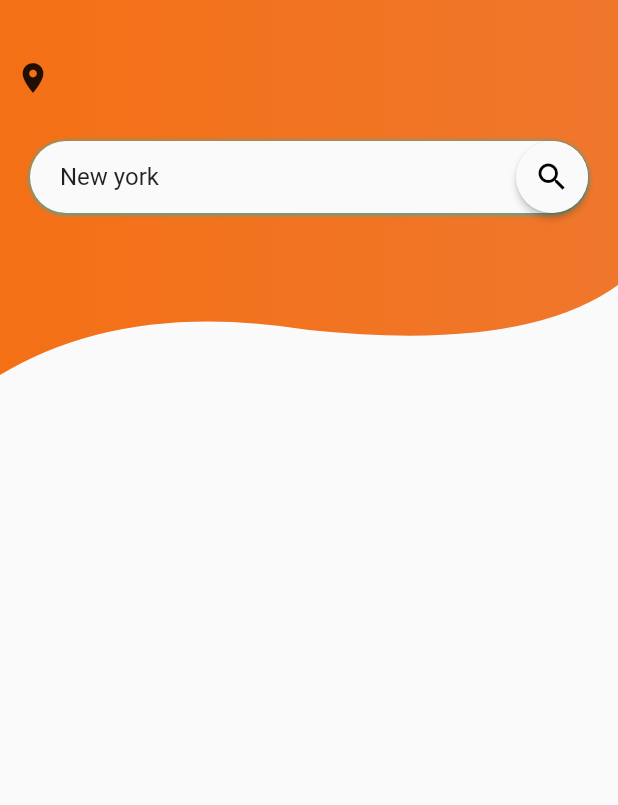
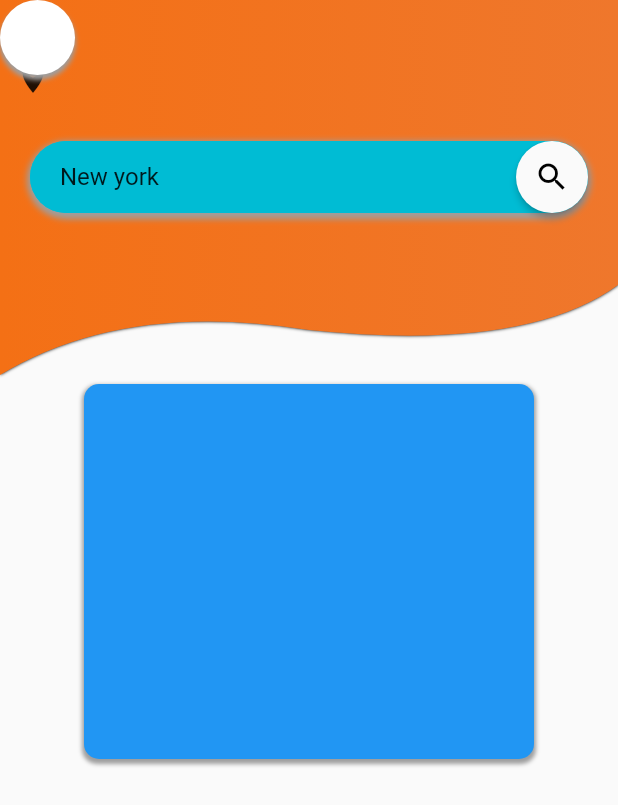
Before and after one commit to takmilul/Flutter-Demo, a Flutter app: the DefaultPage screen opened by its route, on a phone screen of 412 x 824 dp. Shown: the top 805 px of the screen. Run offline on Flutter 3.47's test engine with Material 2 defaults, Android fonts, the phone set to English and light mode, and no system bars; our stand-ins replace fluttertoast, toast.

Commit message:
fourth commit

```diff
--- /dev/null
+++ b/lib/custom_shape/clip_shadow_path.dart
@@ -0,0 +1,47 @@
+import 'package:flutter/material.dart';
+
+@immutable
+class ClipShadowPath extends StatelessWidget {
+  final Shadow shadow;
+  final CustomClipper<Path> clipper;
+  final Widget child;
+
+  ClipShadowPath({
+    @required this.shadow,
+    @required this.clipper,
+    @required this.child,
+  });
+
+  @override
+  Widget build(BuildContext context) {
+    return CustomPaint(
+      painter: _ClipShadowShadowPainter(
+        clipper: this.clipper,
+        shadow: this.shadow,
+      ),
+      child: ClipPath(child: child, clipper: this.clipper),
+    );
+  }
+}
+
+class _ClipShadowShadowPainter extends CustomPainter {
+  final Shadow shadow;
+  final CustomClipper<Path> clipper;
+
+  _ClipShadowShadowPainter({
+    @required this.shadow,
+    @required this.clipper,
+  });
+
+  @override
+  void paint(Canvas canvas, Size size) {
+    var paint = shadow.toPaint();
+    var clipPath = clipper.getClip(size).shift(shadow.offset);
+    canvas.drawPath(clipPath, paint);
+  }
+
+  @override
+  bool shouldRepaint(CustomPainter oldDelegate) {
+    return true;
+  }
+}
--- a/lib/pages/auth_page.dart
+++ b/lib/pages/auth_page.dart
@@ -40,7 +40,8 @@ class AuthPage extends StatelessWidget {
                   RaisedButton(
                       child: Text("Login"),
                       onPressed: () => Navigator.pushReplacementNamed(
-                          context, ProductPage.routeName)),
+                          context, ProductPage.routeName),
+                  ),
                 ],
               ),
             ),
--- a/lib/pages/custom_shape_clipper.dart
+++ b/lib/pages/custom_shape_clipper.dart
@@ -5,8 +5,6 @@ class CustomShapeClipper extends CustomClipper<Path>{
   Path getClip(Size size) {
     final Path path = Path();
     path.lineTo(0.0, size.height);
-
-    print("Size - Height: ${size.height.toString()}, Weight: ${size.width.toString()}");
 
     var firstControlPoint = Offset(size.width * 0.20 , size.height -50);
     var firstEndPoint = Offset(size.width * 0.5, size.height - 30);
--- a/lib/pages/default_page.dart
+++ b/lib/pages/default_page.dart
@@ -1,8 +1,11 @@
 import 'package:flutter/material.dart';
+import 'package:flutter_app/custom_shape/clip_shadow_path.dart';
+
 import 'custom_shape_clipper.dart';
 
 class DefaultPage extends StatefulWidget {
 //  static const String routeName = '/';
+
   static const String routeName = '/defaultPage';
 
   @override
@@ -15,7 +18,14 @@ class _MyDefaultPageState extends State<DefaultPage> {
   @override
   Widget build(BuildContext context) {
     return Scaffold(
-      body: ClipPath(
+      body: SingleChildScrollView(
+        padding: EdgeInsets.only(bottom: 20.0),
+        child: Column(
+          children: <Widget>[
+            Stack(
+              children: <Widget>[
+                ClipShadowPath(
+                  shadow: Shadow(blurRadius: 1.0),
                   clipper: CustomShapeClipper(),
                   child: Container(
                     height: 250.0,
@@ -43,21 +53,26 @@ class _MyDefaultPageState extends State<DefaultPage> {
                         Container(
                           width: MediaQuery.of(context).size.width,
                           margin: EdgeInsets.all(20.0),
-                decoration: BoxDecoration(borderRadius: BorderRadius.circular(30.0),
+                          decoration: BoxDecoration(
+                            color: Colors.cyan,
+                            borderRadius: BorderRadius.circular(30.0),
                             boxShadow: [
                               BoxShadow(
-                      color: Colors.cyan,
-                      offset: Offset(0, 0.5),
-                      blurRadius: 2.0,
+                                color: Colors.grey,
+                                offset: Offset(0.0, 2.0),
+                                blurRadius: 3.0,
+                                spreadRadius: 2.0,
                               ),
                             ],
                           ),
                           child: Material(
                             //shadowColor: Colors.cyan,
                             //elevation: 4.0,
+                            color: Colors.cyan,
                             borderRadius: BorderRadius.circular(30.0),
                             child: TextField(
-                    controller: TextEditingController(text: 'New york'),
+                              controller:
+                                  TextEditingController(text: 'New york'),
                               decoration: InputDecoration(
                                 //labelText: 'Location',
                                 border: InputBorder.none,
@@ -67,17 +82,21 @@ class _MyDefaultPageState extends State<DefaultPage> {
                                   horizontal: 20.0,
                                   vertical: 14.0,
                                 ),
-                      suffixIcon: InkWell(
-                        onTap: () {
-                          print("0000000000000");
-                        },
-                        child: Material(
+                                suffixIcon: Material(
                                   elevation: 2.0,
                                   borderRadius: BorderRadius.circular(30.0),
+                                  child: InkWell(
+                                    child: Container(
+                                      height: 30.0,
+                                      width: 30.0,
                                       child: Icon(
                                         Icons.search,
                                         color: Colors.black,
                                       ),
+                                    ),
+                                    onTap: () {
+                                      print("0000000000000");
+                                    },
                                   ),
                                 ),
                               ),
@@ -88,6 +107,64 @@ class _MyDefaultPageState extends State<DefaultPage> {
                     ),
                   ),
                 ),
+                Container(
+                  height: 50.0,
+                  width: 50.0,
+                  child: Center(),
+                  decoration: BoxDecoration(
+                    shape: BoxShape.circle,
+                    color: Colors.white,
+                    boxShadow: [
+                      BoxShadow(
+                        color: Colors.grey,
+                        blurRadius: 2.0,
+                        spreadRadius: 0.5,
+                        offset: Offset(0.0, 3.0),
+                      ),
+                    ],
+                  ),
+                ),
+              ],
+            ),
+            SizedBox(
+              height: 6.0,
+            ),
+            Container(
+              padding: EdgeInsets.all(10.0),
+              width: 300.0,
+              height: 250.0,
+              decoration: BoxDecoration(
+                color: Colors.blue,
+                shape: BoxShape.rectangle,
+                borderRadius: BorderRadius.circular(10.0),
+                boxShadow: [
+                  BoxShadow(
+                    color: Colors.grey,
+                    blurRadius: 1.5,
+                    spreadRadius: 0.8,
+                    offset: Offset(0.0, 2.0),
+                  ),
+                ],
+              ),
+            ),
+          ],
+        ),
+      ),
     );
   }
 }
+
+class ClipShadowPainter extends CustomPainter {
+  @override
+  void paint(Canvas canvas, Size size) {
+    var shadow = Shadow(blurRadius: 4.0);
+    var paint = shadow.toPaint();
+    var clipPath = CustomShapeClipper().getClip(size).shift(shadow.offset);
+    canvas.drawPath(clipPath, paint);
+  }
+
+  @override
+  bool shouldRepaint(CustomPainter oldDelegate) {
+    return true;
+  }
+}
--- a/lib/pages/product_page.dart
+++ b/lib/pages/product_page.dart
@@ -1,5 +1,6 @@
 import 'package:flutter/material.dart';
 import 'package:flutter_app/widgets/products/products.dart';
+import 'default_page.dart';
 import 'products_admin_page.dart';
 
 class ProductPage extends StatelessWidget {
@@ -35,6 +36,11 @@ class ProductPage extends StatelessWidget {
               ProductsAdminPage.routeName,
             ),
           ),
+          ListTile(
+            leading: Icon(Icons.dashboard),
+            title: Text('Design Test'),
+            onTap: () => Navigator.pushNamed(context, DefaultPage.routeName),
+          ),
         ],
       ),
     );
```
Also changed, not shown: lib/custom_shape/custom_shadow.dart (added, +34 -0 lines), lib/custom_shape/inner_shape_clipper.dart (added, +15 -0 lines). Lines whose indentation alone changed are shown as unchanged.
